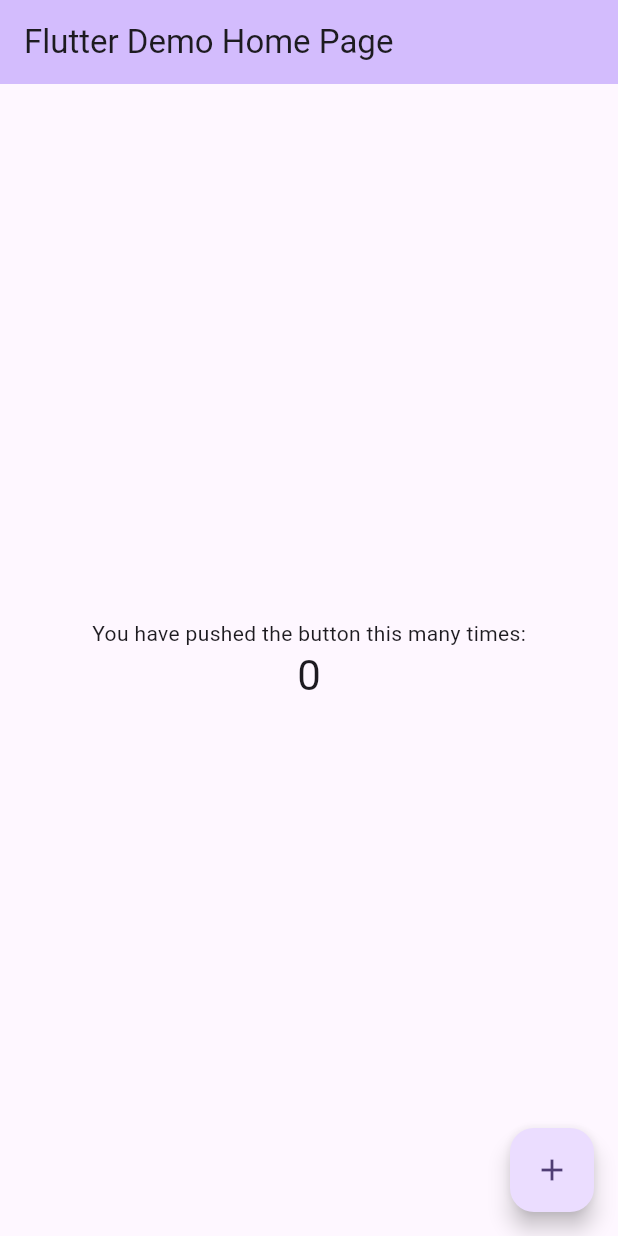
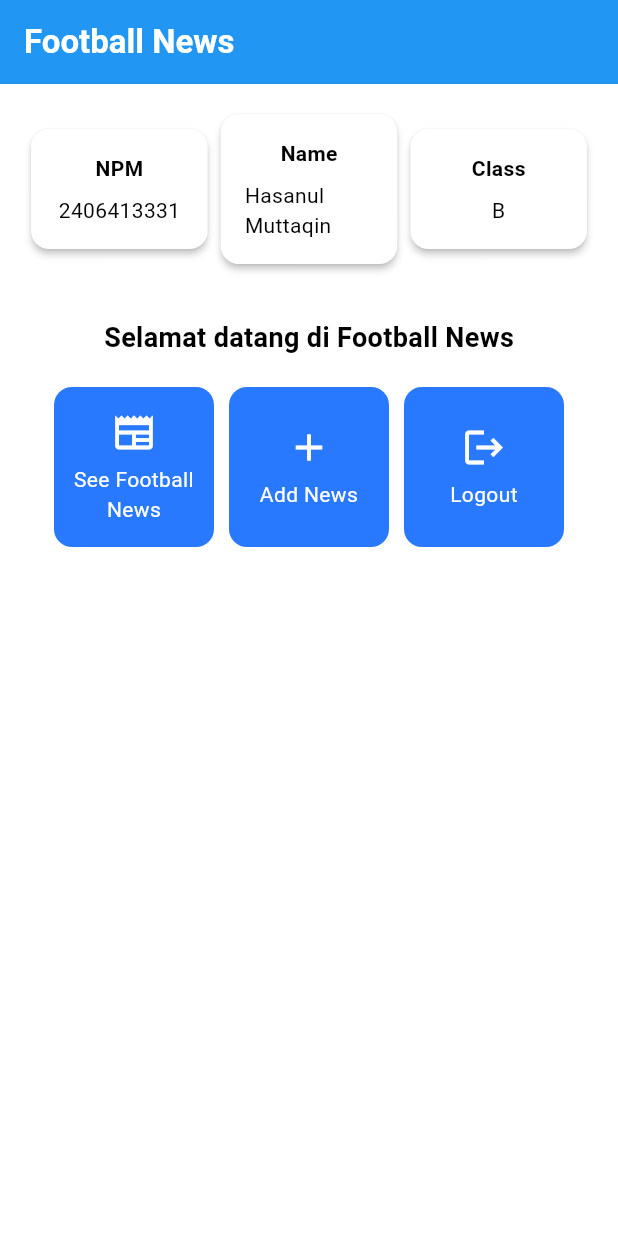
Before and after one commit to hasanul-muttaqin/football_news_flutter, a Flutter app: the screen it shows after launch, on a phone screen of 412 x 824 dp. Run offline on Flutter 3.47's test engine with Material 3 defaults, Android fonts, the phone set to English and light mode, and no system bars.

Commit message:
tutorial 6 done

```diff
--- a/lib/main.dart
+++ b/lib/main.dart
@@ -1,4 +1,6 @@
 import 'package:flutter/material.dart';
+import 'package:football_news/menu.dart';
+
 
 void main() {
   runApp(const MyApp());
@@ -28,95 +30,10 @@ class MyApp extends StatelessWidget {
         //
         // This works for code too, not just values: Most code changes can be
         // tested with just a hot reload.
-        colorScheme: ColorScheme.fromSeed(seedColor: Colors.deepPurple),
+        colorScheme: ColorScheme.fromSwatch(primarySwatch: Colors.blue)
+        .copyWith(secondary: Colors.blueAccent[400]),
       ),
-      home: const MyHomePage(title: 'Flutter Demo Home Page'),
+      home: MyHomePage(),
     );
   }
 }
-
-class MyHomePage extends StatefulWidget {
-  const MyHomePage({super.key, required this.title});
-
-  // This widget is the home page of your application. It is stateful, meaning
-  // that it has a State object (defined below) that contains fields that affect
-  // how it looks.
-
-  // This class is the configuration for the state. It holds the values (in this
-  // case the title) provided by the parent (in this case the App widget) and
-  // used by the build method of the State. Fields in a Widget subclass are
-  // always marked "final".
-
-  final String title;
-
-  @override
-  State<MyHomePage> createState() => _MyHomePageState();
-}
-
-class _MyHomePageState extends State<MyHomePage> {
-  int _counter = 0;
-
-  void _incrementCounter() {
-    setState(() {
-      // This call to setState tells the Flutter framework that something has
-      // changed in this State, which causes it to rerun the build method below
-      // so that the display can reflect the updated values. If we changed
-      // _counter without calling setState(), then the build method would not be
-      // called again, and so nothing would appear to happen.
-      _counter++;
-    });
-  }
-
-  @override
-  Widget build(BuildContext context) {
-    // This method is rerun every time setState is called, for instance as done
-    // by the _incrementCounter method above.
-    //
-    // The Flutter framework has been optimized to make rerunning build methods
-    // fast, so that you can just rebuild anything that needs updating rather
-    // than having to individually change instances of widgets.
-    return Scaffold(
-      appBar: AppBar(
-        // TRY THIS: Try changing the color here to a specific color (to
-        // Colors.amber, perhaps?) and trigger a hot reload to see the AppBar
-        // change color while the other colors stay the same.
-        backgroundColor: Theme.of(context).colorScheme.inversePrimary,
-        // Here we take the value from the MyHomePage object that was created by
-        // the App.build method, and use it to set our appbar title.
-        title: Text(widget.title),
-      ),
-      body: Center(
-        // Center is a layout widget. It takes a single child and positions it
-        // in the middle of the parent.
-        child: Column(
-          // Column is also a layout widget. It takes a list of children and
-          // arranges them vertically. By default, it sizes itself to fit its
-          // children horizontally, and tries to be as tall as its parent.
-          //
-          // Column has various properties to control how it sizes itself and
-          // how it positions its children. Here we use mainAxisAlignment to
-          // center the children vertically; the main axis here is the vertical
-          // axis because Columns are vertical (the cross axis would be
-          // horizontal).
-          //
-          // TRY THIS: Invoke "debug painting" (choose the "Toggle Debug Paint"
-          // action in the IDE, or press "p" in the console), to see the
-          // wireframe for each widget.
-          mainAxisAlignment: MainAxisAlignment.center,
-          children: <Widget>[
-            const Text('You have pushed the button this many times:'),
-            Text(
-              '$_counter',
-              style: Theme.of(context).textTheme.headlineMedium,
-            ),
-          ],
-        ),
-      ),
-      floatingActionButton: FloatingActionButton(
-        onPressed: _incrementCounter,
-        tooltip: 'Increment',
-        child: const Icon(Icons.add),
-      ), // This trailing comma makes auto-formatting nicer for build methods.
-    );
-  }
-}
--- a/lib/menu.dart
+++ b/lib/menu.dart
@@ -0,0 +1,191 @@
+import 'package:flutter/material.dart';
+
+class MyHomePage extends StatelessWidget {
+  MyHomePage({super.key});
+
+  final String nama = "Hasanul Muttaqin"; //nama
+  final String npm = "2406413331"; //npm
+  final String kelas = "B"; //kelas
+
+  final List<ItemHomepage> items = [
+    ItemHomepage("See Football News", Icons.newspaper),
+    ItemHomepage("Add News", Icons.add),
+    ItemHomepage("Logout", Icons.logout),
+  ];
+
+
+
+  @override
+    Widget build(BuildContext context) {
+    // Scaffold menyediakan struktur dasar halaman dengan AppBar dan body.
+    return Scaffold(
+      // AppBar adalah bagian atas halaman yang menampilkan judul.
+      appBar: AppBar(
+        // Judul aplikasi "Football News" dengan teks putih dan tebal.
+        title: const Text(
+          'Football News',
+          style: TextStyle(
+            color: Colors.white,
+            fontWeight: FontWeight.bold,
+          ),
+        ),
+        // Warna latar belakang AppBar diambil dari skema warna tema aplikasi.
+        backgroundColor: Theme.of(context).colorScheme.primary,
+      ),
+      // Body halaman dengan padding di sekelilingnya.
+      body: Padding(
+        padding: const EdgeInsets.all(16.0),
+        // Menyusun widget secara vertikal dalam sebuah kolom.
+        child: Column(
+          crossAxisAlignment: CrossAxisAlignment.center,
+          children: [
+            // Row untuk menampilkan 3 InfoCard secara horizontal.
+            Row(
+              mainAxisAlignment: MainAxisAlignment.spaceEvenly,
+              children: [
+                InfoCard(title: 'NPM', content: npm),
+                InfoCard(title: 'Name', content: nama),
+                InfoCard(title: 'Class', content: kelas),
+              ],
+            ),
+
+            // Memberikan jarak vertikal 16 unit.
+            const SizedBox(height: 16.0),
+
+            // Menempatkan widget berikutnya di tengah halaman.
+            Center(
+              child: Column(
+                // Menyusun teks dan grid item secara vertikal.
+
+                children: [
+                  // Menampilkan teks sambutan dengan gaya tebal dan ukuran 18.
+                  const Padding(
+                    padding: EdgeInsets.only(top: 16.0),
+                    child: Text(
+                      'Selamat datang di Football News',
+                      style: TextStyle(
+                        fontWeight: FontWeight.bold,
+                        fontSize: 18.0,
+                      ),
+                    ),
+                  ),
+
+                  // Grid untuk menampilkan ItemCard dalam bentuk grid 3 kolom.
+                  GridView.count(
+                    primary: true,
+                    padding: const EdgeInsets.all(20),
+                    crossAxisSpacing: 10,
+                    mainAxisSpacing: 10,
+                    crossAxisCount: 3,
+                    // Agar grid menyesuaikan tinggi kontennya.
+                    shrinkWrap: true,
+
+                    // Menampilkan ItemCard untuk setiap item dalam list items.
+                    children: items.map((ItemHomepage item) {
+                      return ItemCard(item);
+                    }).toList(),
+                  ),
+                ],
+              ),
+            ),
+          ],
+        ),
+      ),
+    );
+  }
+}
+
+class ItemCard extends StatelessWidget {
+  // Menampilkan kartu dengan ikon dan nama.
+
+  final ItemHomepage item;
+
+  const ItemCard(this.item, {super.key});
+
+  @override
+  Widget build(BuildContext context) {
+    return Material(
+      // Menentukan warna latar belakang dari tema aplikasi.
+      color: Theme.of(context).colorScheme.secondary,
+      // Membuat sudut kartu melengkung.
+      borderRadius: BorderRadius.circular(12),
+
+      child: InkWell(
+        // Aksi ketika kartu ditekan.
+        onTap: () {
+          // Menampilkan pesan SnackBar saat kartu ditekan.
+          ScaffoldMessenger.of(context)
+            ..hideCurrentSnackBar()
+            ..showSnackBar(
+              SnackBar(content: Text("Kamu telah menekan tombol ${item.name}!"))
+            );
+        },
+        // Container untuk menyimpan Icon dan Text
+        child: Container(
+          padding: const EdgeInsets.all(8),
+          child: Center(
+            child: Column(
+              // Menyusun ikon dan teks di tengah kartu.
+              mainAxisAlignment: MainAxisAlignment.center,
+              children: [
+                Icon(
+                  item.icon,
+                  color: Colors.white,
+                  size: 30.0,
+                ),
+                const Padding(padding: EdgeInsets.all(3)),
+                Text(
+                  item.name,
+                  textAlign: TextAlign.center,
+                  style: const TextStyle(color: Colors.white),
+                ),
+              ],
+            ),
+          ),
+        ),
+      ),
+    );
+  }
+
+}
+
+
+class InfoCard extends StatelessWidget {
+  // Kartu informasi yang menampilkan title dan content.
+
+  final String title;  // Judul kartu.
+  final String content;  // Isi kartu.
+
+  const InfoCard({super.key, required this.title, required this.content});
+
+  @override
+  Widget build(BuildContext context) {
+    return Card(
+      // Membuat kotak kartu dengan bayangan dibawahnya.
+      elevation: 2.0,
+      child: Container(
+        // Mengatur ukuran dan jarak di dalam kartu.
+        width: MediaQuery.of(context).size.width / 3.5, // menyesuaikan dengan lebar device yang digunakan.
+        padding: const EdgeInsets.all(16.0),
+        // Menyusun title dan content secara vertikal.
+        child: Column(
+          children: [
+            Text(
+              title,
+              style: const TextStyle(fontWeight: FontWeight.bold),
+            ),
+            const SizedBox(height: 8.0),
+            Text(content),
+          ],
+        ),
+      ),
+    );
+  }
+}
+
+class ItemHomepage {
+ final String name;
+ final IconData icon;
+
+ ItemHomepage(this.name, this.icon);
+}
```
